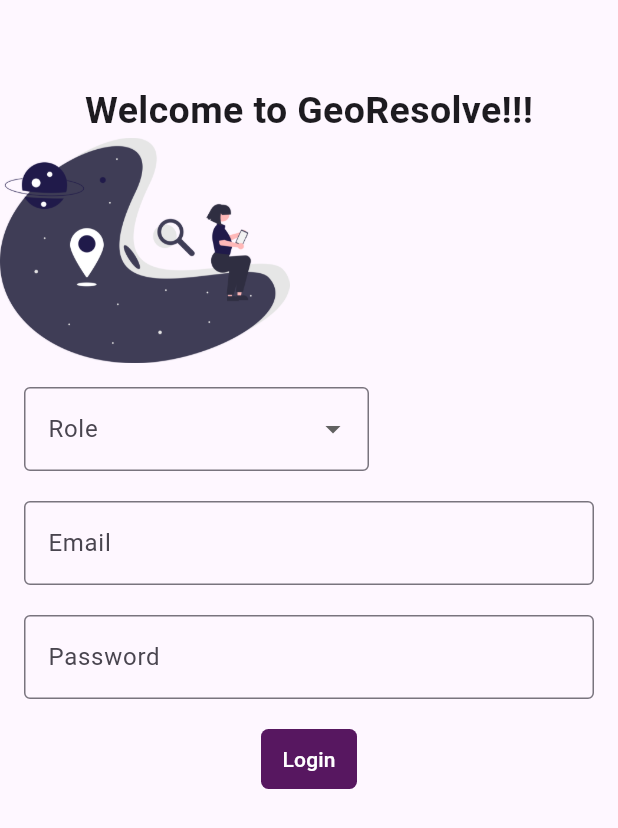
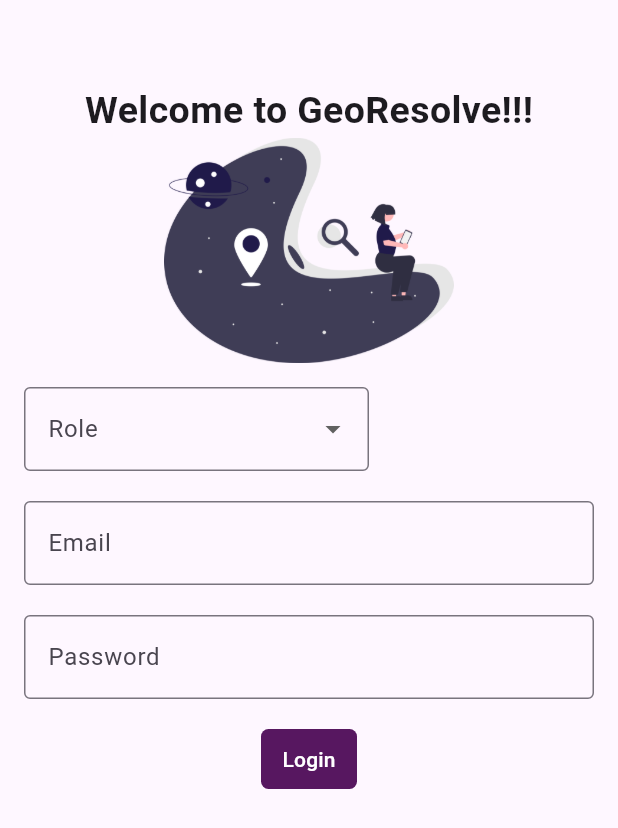
Before and after one commit to velagamihir/catchup_admin, a Flutter app: the screen it shows after launch, on a phone screen of 412 x 824 dp. Shown: the top 828 px of the screen. Run offline on Flutter 3.47's test engine with Material 3 defaults, Android fonts, the light colour scheme and no system bars.

Commit message:
created the project and the authority login

```diff
--- a/flutter/georesolve/lib/login.dart
+++ b/flutter/georesolve/lib/login.dart
@@ -24,6 +24,8 @@ class AuthorityLogin extends StatelessWidget {
               ),
             ),
             Row(
+              mainAxisSize: MainAxisSize.max,
+              mainAxisAlignment: MainAxisAlignment.center,
               children: [
                 Image.asset(
                   'assets/images/logoAuthorityLogin.png',
@@ -40,14 +42,18 @@ class AuthorityLogin extends StatelessWidget {
                 children: [
                   Padding(
                     padding: const EdgeInsets.only(right: 150.0),
-                    child: DropdownButtonFormField(decoration: InputDecoration(border: OutlineInputBorder(),
-                    labelText: "Role"),
-                        items: roles.map((String role){
-                      return DropdownMenuItem(value: role,
-                          child: Text(role));
-                    }).toList(), onChanged: (String? newValue){
-                      role=newValue;
-                    }),
+                    child: DropdownButtonFormField(
+                      decoration: InputDecoration(
+                        border: OutlineInputBorder(),
+                        labelText: "Role",
+                      ),
+                      items: roles.map((String role) {
+                        return DropdownMenuItem(value: role, child: Text(role));
+                      }).toList(),
+                      onChanged: (String? newValue) {
+                        role = newValue;
+                      },
+                    ),
                   ),
                   const SizedBox(height: 20.0),
                   TextField(
```
